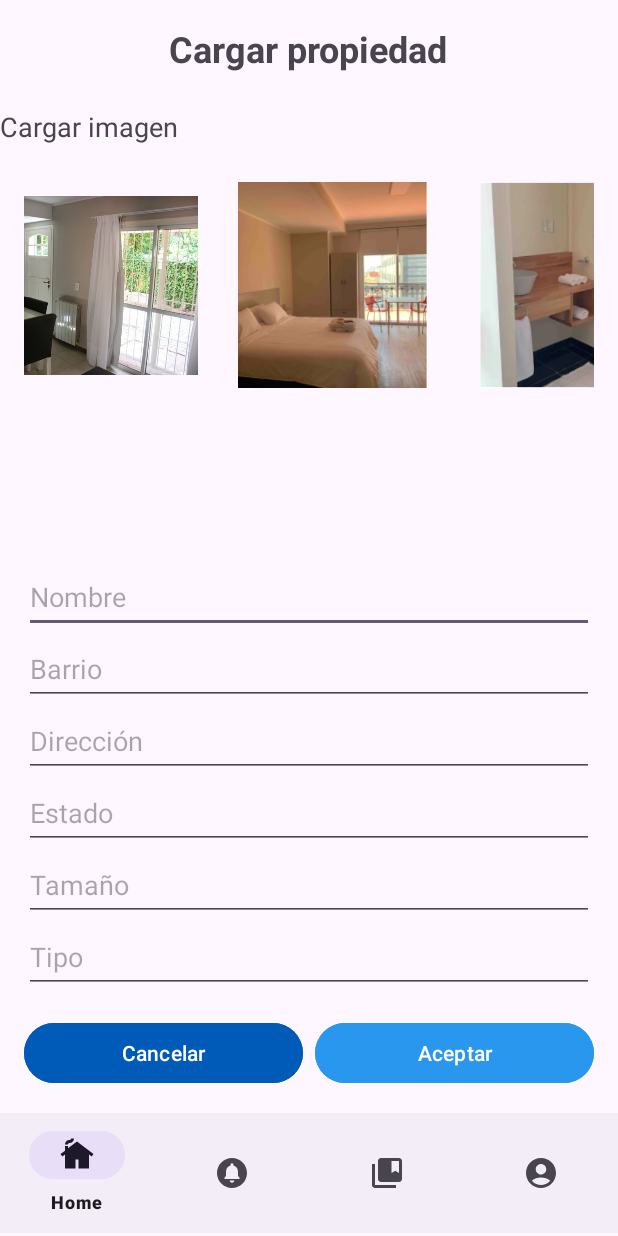
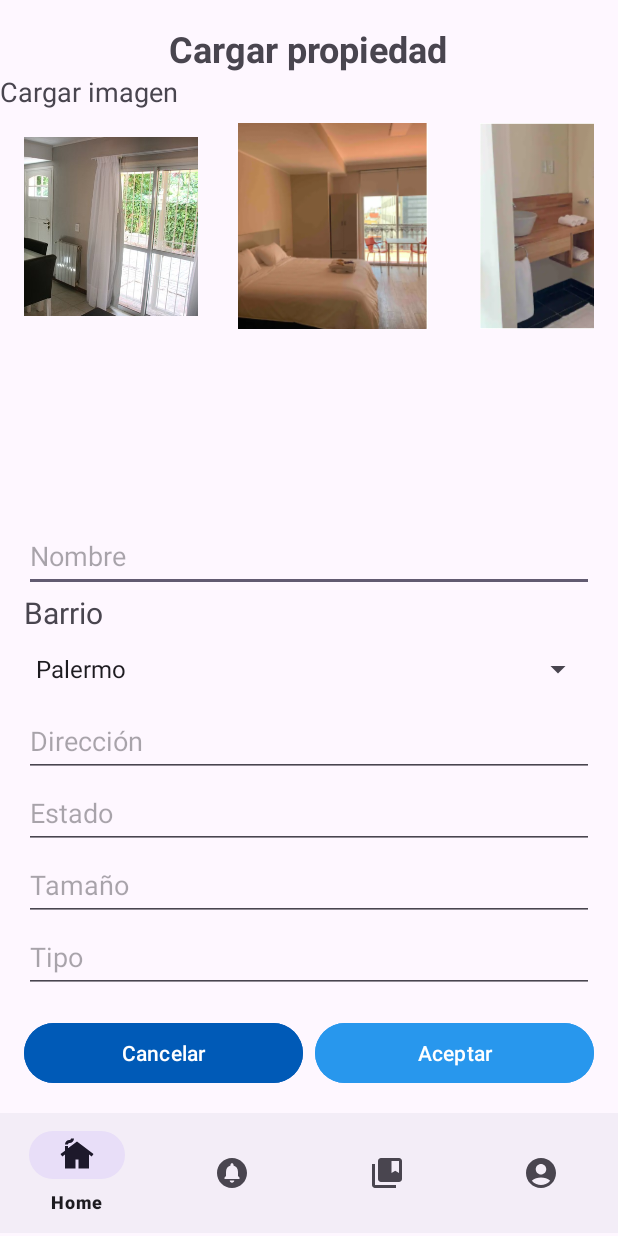
Before and after one commit to Lucasellero/servicio_limpieza, an Android app: the home screen opened directly, with no data from a screen before it, after a tap on "Cargar propiedad", on a phone screen of 412 x 824 dp. Run offline under Robolectric (Android 15) with nearby library versions, the phone set to English and light mode, and no system bars; network calls fail; 1 statement that could not run was skipped.

Commit message:
Funciona mejorar el home y el boton limpieza

```diff
--- a/app/src/main/AndroidManifest.xml
+++ b/app/src/main/AndroidManifest.xml
@@ -50,5 +50,10 @@
             android:name=".perfil"
             android:theme="@style/Theme.Servicio_limpieza"
             android:exported="false" />
+
+        <activity
+            android:name=".ReservarLimpiezaActivity"
+            android:theme="@style/Theme.Servicio_limpieza"
+            android:exported="false" />
     </application>
 </manifest>
--- a/app/src/main/java/com/example/servicio_limpieza/PropertyAdapter.java
+++ b/app/src/main/java/com/example/servicio_limpieza/PropertyAdapter.java
@@ -1,8 +1,10 @@
 package com.example.servicio_limpieza;
 
+import android.content.Intent;
 import android.view.LayoutInflater;
 import android.view.View;
 import android.view.ViewGroup;
+import android.widget.Button;
 import android.widget.TextView;
 
 import androidx.annotation.NonNull;
@@ -12,10 +14,10 @@ import java.util.List;
 
 public class PropertyAdapter extends RecyclerView.Adapter<PropertyAdapter.PropertyViewHolder> {
 
-    private List<Propiedad> propertyList;
+    private List<Propiedad> propiedades;
 
-    public PropertyAdapter(List<Propiedad> propertyList) {
-        this.propertyList = propertyList;
+    public PropertyAdapter(List<Propiedad> propiedades) {
+        this.propiedades = propiedades;
     }
 
     @NonNull
@@ -27,21 +29,37 @@ public class PropertyAdapter extends RecyclerView.Adapter<PropertyAdapter.Proper
 
     @Override
     public void onBindViewHolder(@NonNull PropertyViewHolder holder, int position) {
-        Propiedad property = propertyList.get(position);
-        holder.propertyName.setText(property.getNombre());
+        Propiedad propiedad = propiedades.get(position);
+        holder.propertyName.setText(propiedad.getNombre());
+        holder.propertyAddress.setText(propiedad.getDireccion());
+
+        holder.btnReservarLimpieza.setOnClickListener(new View.OnClickListener() {
+            @Override
+            public void onClick(View v) {
+                // Utiliza el contexto del itemView para iniciar la actividad
+                Intent intent = new Intent(v.getContext(), ReservarLimpiezaActivity.class);
+                intent.putExtra("propiedad_id", propiedad.getIdPropiedad());
+                v.getContext().startActivity(intent);
+            }
+        });
     }
 
     @Override
     public int getItemCount() {
-        return propertyList.size();
+        return propiedades.size();
     }
 
     public static class PropertyViewHolder extends RecyclerView.ViewHolder {
-        TextView propertyName;
 
-        public PropertyViewHolder(View itemView) {
+        public TextView propertyName;
+        public TextView propertyAddress;
+        public Button btnReservarLimpieza;
+
+        public PropertyViewHolder(@NonNull View itemView) {
             super(itemView);
             propertyName = itemView.findViewById(R.id.tv_property_name);
+            propertyAddress = itemView.findViewById(R.id.property_address);
+            btnReservarLimpieza = itemView.findViewById(R.id.btn_reservar_limpieza);
         }
     }
 }
--- a/app/src/main/java/com/example/servicio_limpieza/cargar_propiedad.java
+++ b/app/src/main/java/com/example/servicio_limpieza/cargar_propiedad.java
@@ -5,8 +5,10 @@ import android.os.AsyncTask;
 import android.os.Bundle;
 import android.util.Log;
 import android.view.View;
+import android.widget.ArrayAdapter;
 import android.widget.Button;
 import android.widget.EditText;
+import android.widget.Spinner;
 import android.widget.Toast;
 import androidx.appcompat.app.AppCompatActivity;
 import java.sql.Connection;
@@ -16,9 +18,9 @@ import java.sql.ResultSet;
 import java.sql.SQLException;
 
 public class cargar_propiedad extends AppCompatActivity {
-
+    Spinner spinnerBarrio;
     private EditText nameEditText;
-    private EditText cityEditText;
+    private Spinner barrioEditText;
     private EditText addressEditText;
     private EditText stateEditText;
     private EditText sizeEditText;
@@ -32,7 +34,7 @@ public class cargar_propiedad extends AppCompatActivity {
 
         // Inicializar vistas
         nameEditText = findViewById(R.id.name);
-        cityEditText = findViewById(R.id.city);
+        barrioEditText = findViewById(R.id.Barrio);
         addressEditText = findViewById(R.id.address);
         stateEditText = findViewById(R.id.state);
         sizeEditText = findViewById(R.id.size);
@@ -52,12 +54,20 @@ public class cargar_propiedad extends AppCompatActivity {
                 }
             }
         });
+
+        spinnerBarrio = findViewById(R.id.Barrio);
+        ArrayAdapter<CharSequence> adapter = ArrayAdapter.createFromResource(this,
+                R.array.barrio_options, android.R.layout.simple_spinner_item);
+        adapter.setDropDownViewResource(android.R.layout.simple_spinner_dropdown_item);
+        spinnerBarrio.setAdapter(adapter);
+
     }
+
 
     private boolean validateFields() {
         // Validar que todos los campos estén completos
         return !nameEditText.getText().toString().isEmpty() &&
-                !cityEditText.getText().toString().isEmpty() &&
+                !barrioEditText.getSelectedItem().toString().isEmpty() &&
                 !addressEditText.getText().toString().isEmpty() &&
                 !stateEditText.getText().toString().isEmpty() &&
                 !sizeEditText.getText().toString().isEmpty() &&
@@ -66,7 +76,7 @@ public class cargar_propiedad extends AppCompatActivity {
 
     private void cargarPropiedad() {
         String nombre = nameEditText.getText().toString();
-        String barrio = cityEditText.getText().toString();
+        String barrio = barrioEditText.getSelectedItem().toString();
         String direccion = addressEditText.getText().toString();
         String estado = stateEditText.getText().toString();
         int tamano = Integer.parseInt(sizeEditText.getText().toString());
--- a/app/src/main/res/layout/activity_cargar_propiedad.xml
+++ b/app/src/main/res/layout/activity_cargar_propiedad.xml
@@ -20,7 +20,7 @@
         android:layout_width="wrap_content"
         android:layout_height="wrap_content"
         android:layout_below="@id/title"
-        android:layout_marginTop="23dp"
+        android:layout_marginTop="0dp"
         android:text="Cargar imagen"
         android:textSize="18sp" />
 
@@ -28,7 +28,7 @@
         android:layout_width="match_parent"
         android:layout_height="wrap_content"
         android:layout_below="@id/upload_image_label"
-        android:layout_marginTop="16dp"
+        android:layout_marginTop="0dp"
         android:gravity="center"
         android:orientation="horizontal"
         android:paddingHorizontal="16dp">
@@ -68,11 +68,18 @@
             android:layout_height="48dp"
             android:hint="Nombre" />
 
-        <EditText
-            android:id="@+id/city"
+        <TextView
+            android:id="@+id/textView3"
+            android:layout_width="wrap_content"
+            android:layout_height="wrap_content"
+            android:text="Barrio"
+            android:textSize="20sp" />
+
+        <Spinner
+            android:id="@+id/Barrio"
             android:layout_width="match_parent"
             android:layout_height="48dp"
-            android:hint="Barrio" />
+            android:spinnerMode="dropdown" />
 
         <EditText
             android:id="@+id/address"
@@ -134,4 +141,6 @@
         android:layout_alignParentBottom="true"
         android:layout_marginBottom="2dp"
         app:menu="@menu/bottom_navigation_menu" />
+
+
 </RelativeLayout>
--- a/app/src/main/res/values/array.xml
+++ b/app/src/main/res/values/array.xml
@@ -3,7 +3,30 @@
     <string-array name="genero_options">
         <item>Masculino</item>
         <item>Femenino</item>
-        <item>No binario</item>
         <!-- Agrega más opciones según necesites -->
     </string-array>
+
+    <string-array name="barrio_options">
+        <item>Palermo</item>
+        <item>Recoleta</item>
+        <item>Belgrano</item>
+        <item>Caballito</item>
+        <item>Villa Urquiza</item>
+        <item>San Telmo</item>
+        <item>Villa Crespo</item>
+        <item>Puerto Madero</item>
+        <item>Almagro</item>
+        <item>Boedo</item>
+        <item>San Nicolás</item>
+        <item>Montserrat</item>
+        <item>Flores</item>
+        <item>Retiro</item>
+        <item>Chacarita</item>
+        <item>Villa Devoto</item>
+        <item>Villa del Parque</item>
+        <item>Parque Patricios</item>
+        <item>La Boca</item>
+        <item>Barracas</item>
+    </string-array>
+
 </resources>
```
Also changed, not shown: app/src/main/java/com/example/servicio_limpieza/ReservarLimpiezaActivity.java (added, +23 -0 lines), app/src/main/res/layout/activity_reservar_limpieza.xml (added, +16 -0 lines), app/src/main/res/layout/property_item.xml (+12 -0 lines).
